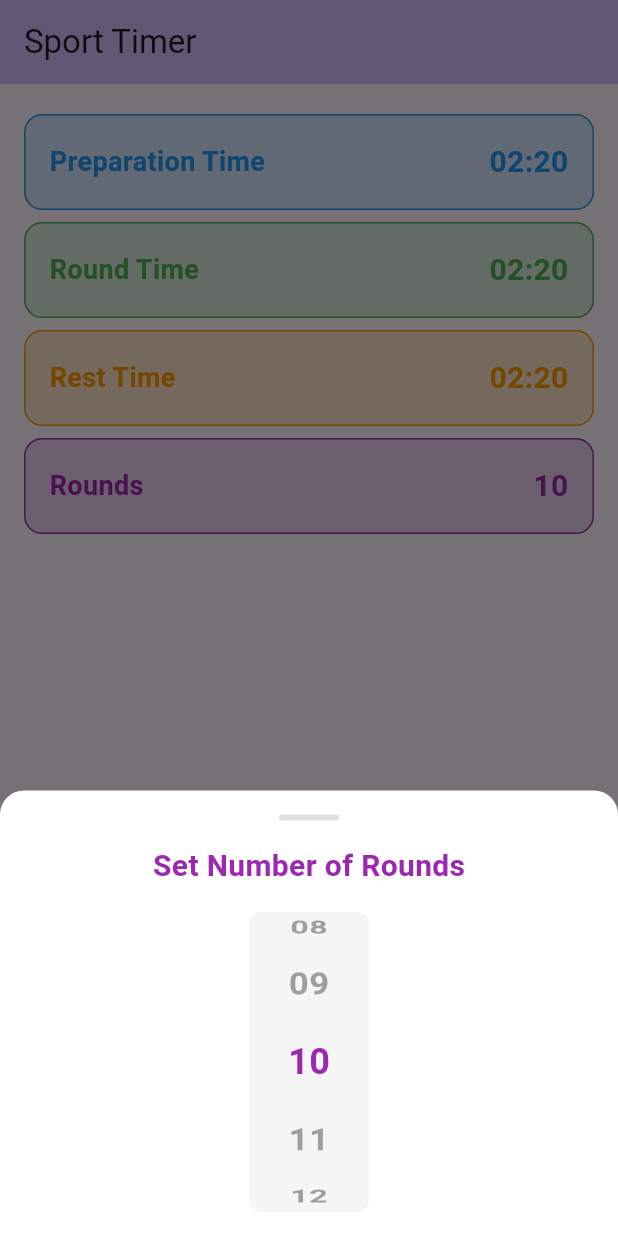
After one commit to alexaniko88/new_sport_timer, a Flutter app: the screen it shows after launch, after a tap on "Rounds", on a phone screen of 412 x 824 dp. The commit adds this screen. Run offline on Flutter 3.47's test engine with Material 3 defaults, Android fonts, the phone set to English and light mode, and no system bars; our stand-ins replace freezed_annotation, go_router.

Commit message:
First approach of a simple UI

```diff
--- /dev/null
+++ b/devtools_options.yaml
@@ -0,0 +1,3 @@
+description: This file stores settings for Dart & Flutter DevTools.
+documentation: https://docs.flutter.dev/tools/devtools/extensions#configure-extension-enablement-states
+extensions:
--- a/lib/presentation/home/home_page.dart
+++ b/lib/presentation/home/home_page.dart
@@ -1,5 +1,6 @@
 import 'package:flutter/material.dart';
 import 'package:go_router/go_router.dart';
+import 'timer_config_view.dart';
 
 class HomePage extends StatelessWidget {
   const HomePage({super.key});
@@ -13,34 +14,44 @@ class HomePage extends StatelessWidget {
       ),
       body: Column(
         children: [
-          Expanded(
-            child: Center(
-              child: Column(
-                mainAxisAlignment: MainAxisAlignment.center,
-                children: [
-                  const Text(
-                    'Configure your timer',
-                    style: TextStyle(fontSize: 24),
-                  ),
-                ],
-              ),
-            ),
+          const Expanded(
+            child: TimerConfigView(),
           ),
           Padding(
             padding: const EdgeInsets.all(16.0),
-            child: SizedBox(
-              width: double.infinity,
-              height: 56,
-              child: ElevatedButton.icon(
-                onPressed: () => context.push('/timer'),
-                icon: const Icon(Icons.timer, size: 28),
-                label: const Text(
-                  'Start',
-                  style: TextStyle(fontSize: 20),
-                ),
-                style: ElevatedButton.styleFrom(
-                  shape: RoundedRectangleBorder(
-                    borderRadius: BorderRadius.circular(12),
+            child: Container(
+              height: 64,
+              decoration: BoxDecoration(
+                color: Colors.red.withOpacity(0.2),
+                borderRadius: BorderRadius.circular(12),
+                border: Border.all(color: Colors.red),
+              ),
+              child: Material(
+                color: Colors.transparent,
+                child: InkWell(
+                  borderRadius: BorderRadius.circular(12),
+                  onTap: () => context.goNamed('/timer'),
+                  child: Padding(
+                    padding: const EdgeInsets.symmetric(horizontal: 16),
+                    child: Row(
+                      mainAxisAlignment: MainAxisAlignment.center,
+                      children: [
+                        const Icon(
+                          Icons.timer,
+                          size: 28,
+                          color: Colors.red,
+                        ),
+                        const SizedBox(width: 8),
+                        const Text(
+                          'Start',
+                          style: TextStyle(
+                            fontSize: 20,
+                            fontWeight: FontWeight.bold,
+                            color: Colors.red,
+                          ),
+                        ),
+                      ],
+                    ),
                   ),
                 ),
               ),
--- /dev/null
+++ b/lib/presentation/home/timer_config_view.dart
@@ -0,0 +1,373 @@
+import 'package:flutter/material.dart';
+
+class TimerConfigView extends StatefulWidget {
+  const TimerConfigView({super.key});
+
+  @override
+  State<TimerConfigView> createState() => _TimerConfigViewState();
+}
+
+class _TimerConfigViewState extends State<TimerConfigView> {
+  String preparationTime = '02:20';
+  String roundTime = '02:20';
+  String restTime = '02:20';
+  String rounds = '10';
+
+  Widget _buildNumberPicker({
+    required int value,
+    required int min,
+    required int max,
+    required Color color,
+    required Function(int) onChanged,
+  }) {
+    return Container(
+      height: 200,
+      width: 80,
+      decoration: BoxDecoration(
+        color: Colors.grey[100],
+        borderRadius: BorderRadius.circular(8),
+      ),
+      child: ListWheelScrollView(
+        itemExtent: 50,
+        diameterRatio: 1.5,
+        physics: const FixedExtentScrollPhysics(),
+        controller: FixedExtentScrollController(initialItem: value),
+        children: List.generate(max - min + 1, (index) {
+          final number = min + index;
+          return Center(
+            child: Text(
+              number.toString().padLeft(2, '0'),
+              style: TextStyle(
+                fontSize: 24,
+                fontWeight: FontWeight.bold,
+                color: number == value ? color : Colors.grey,
+              ),
+            ),
+          );
+        }),
+        onSelectedItemChanged: (index) {
+          onChanged(min + index);
+        },
+      ),
+    );
+  }
+
+  Widget _buildRoundsPicker({
+    required int value,
+    required Color color,
+    required Function(int) onChanged,
+  }) {
+    return Container(
+      height: 200,
+      width: 80,
+      decoration: BoxDecoration(
+        color: Colors.grey[100],
+        borderRadius: BorderRadius.circular(8),
+      ),
+      child: ListWheelScrollView(
+        itemExtent: 50,
+        diameterRatio: 1.5,
+        physics: const FixedExtentScrollPhysics(),
+        controller: FixedExtentScrollController(initialItem: value - 1),
+        children: List.generate(100, (index) {
+          final number = index + 1;
+          return Center(
+            child: Text(
+              number.toString().padLeft(2, '0'),
+              style: TextStyle(
+                fontSize: 24,
+                fontWeight: FontWeight.bold,
+                color: number == value ? color : Colors.grey,
+              ),
+            ),
+          );
+        }),
+        onSelectedItemChanged: (index) {
+          onChanged(index + 1);
+        },
+      ),
+    );
+  }
+
+  void _showTimePickerModal(
+    BuildContext context, {
+    required String title,
+    required Color color,
+    required String initialTime,
+    required Function(String) onTimeSelected,
+  }) {
+    final initialMinutes = int.parse(initialTime.split(':')[0]);
+    final initialSeconds = int.parse(initialTime.split(':')[1]);
+
+    int selectedMinutes = initialMinutes;
+    int selectedSeconds = initialSeconds;
+
+    showModalBottomSheet(
+      context: context,
+      backgroundColor: Colors.white,
+      isScrollControlled: true,
+      shape: const RoundedRectangleBorder(
+        borderRadius: BorderRadius.vertical(top: Radius.circular(16)),
+      ),
+      builder: (context) => StatefulBuilder(
+        builder: (context, setState) => Container(
+          width: MediaQuery.of(context).size.width,
+          padding: const EdgeInsets.all(16),
+          child: Column(
+            mainAxisSize: MainAxisSize.min,
+            children: [
+              Container(
+                width: 40,
+                height: 4,
+                margin: const EdgeInsets.only(bottom: 16),
+                decoration: BoxDecoration(
+                  color: Colors.grey[300],
+                  borderRadius: BorderRadius.circular(2),
+                ),
+              ),
+              Text(
+                title,
+                style: TextStyle(
+                  fontSize: 20,
+                  fontWeight: FontWeight.bold,
+                  color: color,
+                ),
+              ),
+              const SizedBox(height: 16),
+              Row(
+                mainAxisAlignment: MainAxisAlignment.center,
+                children: [
+                  _buildNumberPicker(
+                    value: selectedMinutes,
+                    min: 0,
+                    max: 59,
+                    color: color,
+                    onChanged: (value) {
+                      setState(() {
+                        selectedMinutes = value;
+                      });
+                      final minutes = selectedMinutes.toString().padLeft(2, '0');
+                      final seconds = selectedSeconds.toString().padLeft(2, '0');
+                      onTimeSelected('$minutes:$seconds');
+                    },
+                  ),
+                  Padding(
+                    padding: const EdgeInsets.symmetric(horizontal: 8),
+                    child: Text(
+                      ':',
+                      style: TextStyle(
+                        fontSize: 24,
+                        fontWeight: FontWeight.bold,
+                        color: color,
+                      ),
+                    ),
+                  ),
+                  _buildNumberPicker(
+                    value: selectedSeconds,
+                    min: 0,
+                    max: 59,
+                    color: color,
+                    onChanged: (value) {
+                      setState(() {
+                        selectedSeconds = value;
+                      });
+                      final minutes = selectedMinutes.toString().padLeft(2, '0');
+                      final seconds = selectedSeconds.toString().padLeft(2, '0');
+                      onTimeSelected('$minutes:$seconds');
+                    },
+                  ),
+                ],
+              ),
+            ],
+          ),
+        ),
+      ),
+    );
+  }
+
+  void _showRoundsPickerModal(
+    BuildContext context, {
+    required String title,
+    required Color color,
+    required String initialRounds,
+    required Function(String) onRoundsSelected,
+  }) {
+    int selectedRounds = int.parse(initialRounds);
+
+    showModalBottomSheet(
+      context: context,
+      backgroundColor: Colors.white,
+      isScrollControlled: true,
+      shape: const RoundedRectangleBorder(
+        borderRadius: BorderRadius.vertical(top: Radius.circular(16)),
+      ),
+      builder: (context) => StatefulBuilder(
+        builder: (context, setState) => Container(
+          width: MediaQuery.of(context).size.width,
+          padding: const EdgeInsets.all(16),
+          child: Column(
+            mainAxisSize: MainAxisSize.min,
+            children: [
+              Container(
+                width: 40,
+                height: 4,
+                margin: const EdgeInsets.only(bottom: 16),
+                decoration: BoxDecoration(
+                  color: Colors.grey[300],
+                  borderRadius: BorderRadius.circular(2),
+                ),
+              ),
+              Text(
+                title,
+                style: TextStyle(
+                  fontSize: 20,
+                  fontWeight: FontWeight.bold,
+                  color: color,
+                ),
+              ),
+              const SizedBox(height: 16),
+              _buildRoundsPicker(
+                value: selectedRounds,
+                color: color,
+                onChanged: (value) {
+                  setState(() {
+                    selectedRounds = value;
+                  });
+                  onRoundsSelected(value.toString());
+                },
+              ),
+            ],
+          ),
+        ),
+      ),
+    );
+  }
+
+  Widget _buildConfigSection(
+    BuildContext context, {
+    required String title,
+    required Color color,
+    required String time,
+    required Function(String) onTimeSelected,
+  }) {
+    return Container(
+      height: 64,
+      margin: const EdgeInsets.symmetric(horizontal: 16, vertical: 4),
+      child: GestureDetector(
+        onTap: () => _showTimePickerModal(
+          context,
+          title: title,
+          color: color,
+          initialTime: time,
+          onTimeSelected: onTimeSelected,
+        ),
+        child: Container(
+          decoration: BoxDecoration(
+            color: color.withOpacity(0.2),
+            borderRadius: BorderRadius.circular(12),
+            border: Border.all(color: color),
+          ),
+          child: Padding(
+            padding: const EdgeInsets.symmetric(horizontal: 16),
+            child: Row(
+              mainAxisAlignment: MainAxisAlignment.spaceBetween,
+              children: [
+                Text(
+                  title,
+                  style: TextStyle(
+                    fontSize: 18,
+                    fontWeight: FontWeight.bold,
+                    color: color,
+                  ),
+                ),
+                Text(
+                  time,
+                  style: TextStyle(
+                    fontSize: 20,
+                    fontWeight: FontWeight.bold,
+                    color: color,
+                  ),
+                ),
+              ],
+            ),
+          ),
+        ),
+      ),
+    );
+  }
+
+  @override
+  Widget build(BuildContext context) {
+    return Column(
+      children: [
+        const SizedBox(height: 16),
+        _buildConfigSection(
+          context,
+          title: 'Preparation Time',
+          color: Colors.blue,
+          time: preparationTime,
+          onTimeSelected: (time) => setState(() => preparationTime = time),
+        ),
+        _buildConfigSection(
+          context,
+          title: 'Round Time',
+          color: Colors.green,
+          time: roundTime,
+          onTimeSelected: (time) => setState(() => roundTime = time),
+        ),
+        _buildConfigSection(
+          context,
+          title: 'Rest Time',
+          color: Colors.orange,
+          time: restTime,
+          onTimeSelected: (time) => setState(() => restTime = time),
+        ),
+        Container(
+          height: 64,
+          margin: const EdgeInsets.symmetric(horizontal: 16, vertical: 4),
+          child: GestureDetector(
+            onTap: () => _showRoundsPickerModal(
+              context,
+              title: 'Set Number of Rounds',
+              color: Colors.purple,
+              initialRounds: rounds,
+              onRoundsSelected: (value) => setState(() => rounds = value),
+            ),
+            child: Container(
+              decoration: BoxDecoration(
+                color: Colors.purple.withOpacity(0.2),
+                borderRadius: BorderRadius.circular(12),
+                border: Border.all(color: Colors.purple),
+              ),
+              child: Padding(
+                padding: const EdgeInsets.symmetric(horizontal: 16),
+                child: Row(
+                  mainAxisAlignment: MainAxisAlignment.spaceBetween,
+                  children: [
+                    const Text(
+                      'Rounds',
+                      style: TextStyle(
+                        fontSize: 18,
+                        fontWeight: FontWeight.bold,
+                        color: Colors.purple,
+                      ),
+                    ),
+                    Text(
+                      rounds,
+                      style: const TextStyle(
+                        fontSize: 20,
+                        fontWeight: FontWeight.bold,
+                        color: Colors.purple,
+                      ),
+                    ),
+                  ],
+                ),
+              ),
+            ),
+          ),
+        ),
+        const Spacer(),
+      ],
+    );
+  }
+}
--- a/lib/shared/navigation/app_router.dart
+++ b/lib/shared/navigation/app_router.dart
@@ -1,4 +1,3 @@
-import 'package:flutter/material.dart';
 import 'package:go_router/go_router.dart';
 import '../../presentation/home/home_page.dart';
 import '../../presentation/timer/timer_page.dart';
@@ -8,10 +7,12 @@ final router = GoRouter(
   routes: [
     GoRoute(
       path: '/',
+      name: '/',
       builder: (context, state) => const HomePage(),
     ),
     GoRoute(
       path: '/timer',
+      name: '/timer',
       builder: (context, state) => const TimerPage(),
     ),
   ],
```
Also changed, not shown: lib/domain/timer/providers/timer_provider.dart (deleted, +0 -43 lines), lib/presentation/timer/timer_page.dart (+95 -8 lines), lib/presentation/timer/timer_view.dart (deleted, +0 -49 lines), 7 other files.
